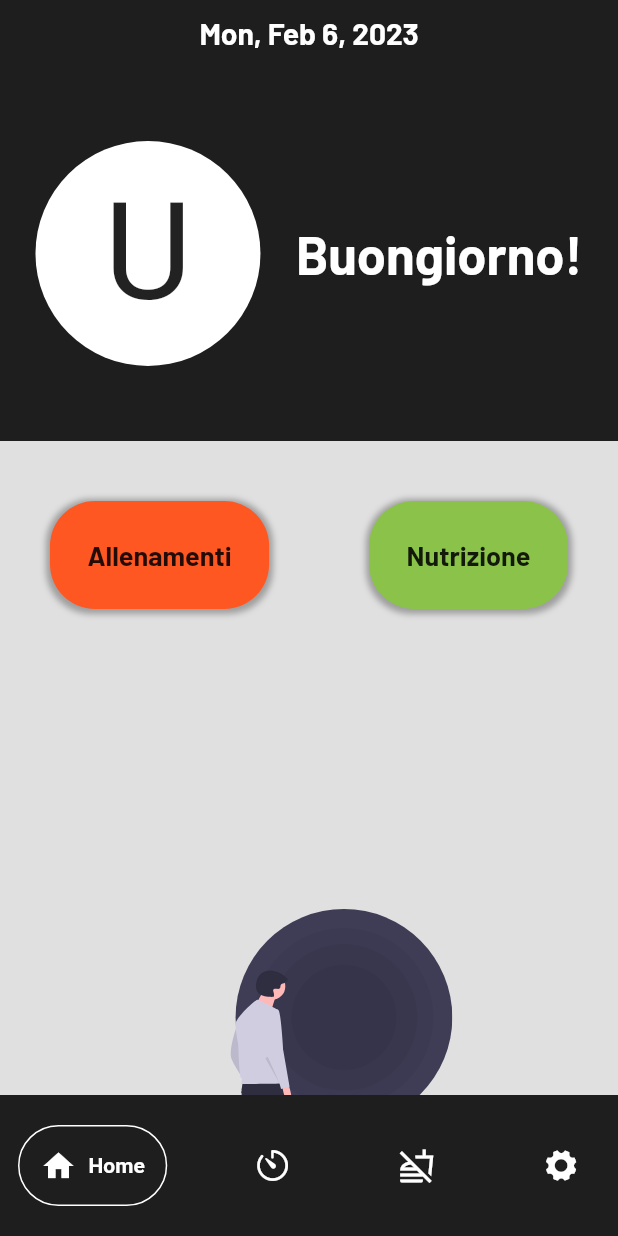
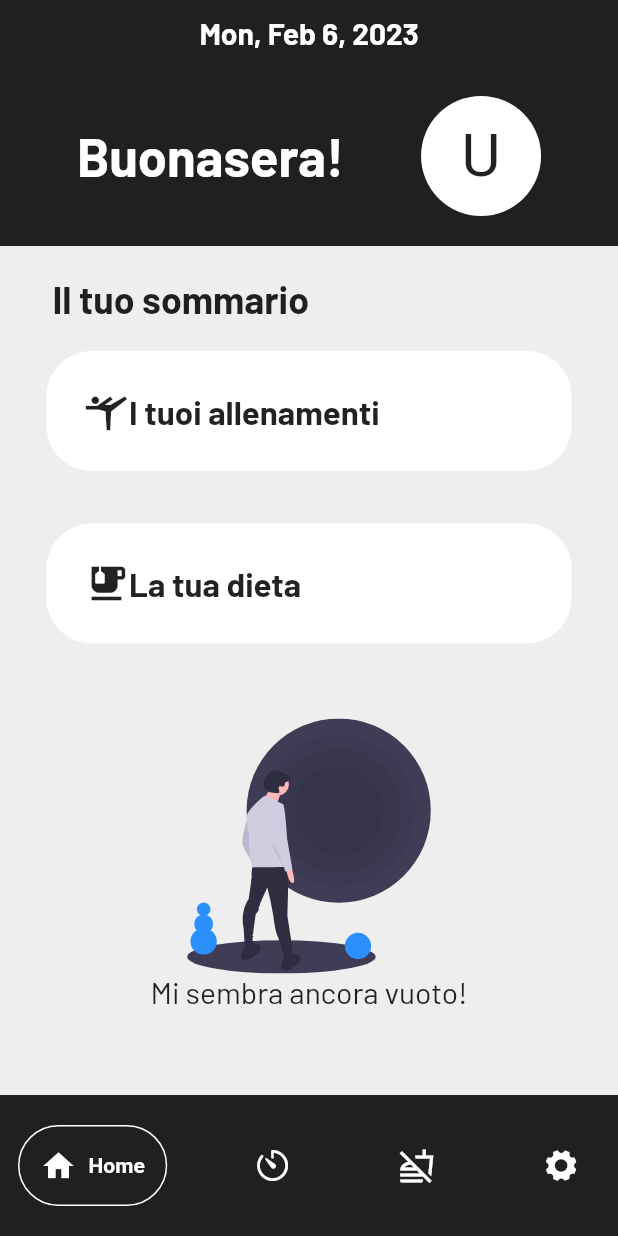
Before and after one commit to danchc/project01, a Flutter app: the screen it shows after launch, on a phone screen of 412 x 824 dp. Run offline on Flutter 3.47's test engine with Material 2 defaults, Android fonts, the phone set to English and light mode, and no system bars; drawn by our look-alikes of google_nav_bar; our stand-ins replace flutter_svg.

Commit message:
Aggiornata homepage
Effettuate migliorie

```diff
--- a/lib/components/my-card.dart
+++ b/lib/components/my-card.dart
@@ -4,30 +4,39 @@ class MyCard extends StatelessWidget {
 
   final String descrizione;
   final Color? colore;
+  final IconData? icona;
 
-  const MyCard({Key? key, required this.descrizione, required this.colore}) : super(key: key);
+  const MyCard({Key? key, required this.descrizione, required this.colore, required this.icona}) : super(key: key);
 
   @override
   Widget build(BuildContext context) {
-    return Container(
+    return Padding(
+      padding: const EdgeInsets.only(bottom: 35),
+      child: Container(
+        width: 350,
         decoration: BoxDecoration(
           color: colore,
           borderRadius: BorderRadius.circular(30),
-        boxShadow: const [BoxShadow(
-            color: Colors.grey,
-            spreadRadius: 2,
-            blurRadius: 3,
-            offset: Offset(0,1)
-        )],
         ),
         child: Padding(
           padding: const EdgeInsets.all(25.0),
-        child: Text(
+          child: Row(
+            children: [
+
+              Icon(
+                  icona,
+                size: 30,
+              ),
+
+              Text(
                 descrizione,
                 style: const TextStyle(
                   fontFamily: 'Barlow',
                   fontWeight: FontWeight.bold,
-            fontSize: 18,
+                  fontSize: 22,
+                ),
+              ),
+            ],
           ),
         ),
       ),
--- a/lib/pages/logged/home_page.dart
+++ b/lib/pages/logged/home_page.dart
@@ -23,7 +23,7 @@ class _HomePageState extends State<HomePage> {
   Widget build(BuildContext context) {
     return Scaffold(
       /* colore background */
-      backgroundColor: Colors.grey[300],
+      backgroundColor: Colors.grey[200],
 
       /* corpo principale */
       body: SafeArea(
@@ -51,32 +51,18 @@ class _HomePageState extends State<HomePage> {
                 /* header */
                 Container(
                   width: double.infinity,
-                  height: 250,
+                  height: 120,
                   child: Center(
                     child: Container(
                       color: Colors.black87,
                       child: Row(
                         mainAxisAlignment: MainAxisAlignment.spaceEvenly,
                         children: [
-                          Container(
-                            width: 150,
-                            alignment: Alignment.center,
-                            decoration: const BoxDecoration(
-                              shape: BoxShape.circle,
-                              color: Colors.white,
-                            ),
-                            child: const Text(
-                              'U',
-                              style: TextStyle(
-                                fontSize: 90,
-                              ),
-                            ),
-                          ),
 
                           /* frase saluto */
                           Container(
                             alignment: Alignment.center,
-                            child: ora < 13?
+                            child: ora > 13?
                             const Text(
                               'Buongiorno!',
                               style: TextStyle(
@@ -97,26 +83,58 @@ class _HomePageState extends State<HomePage> {
                               ),
                             ),
                           ),
+
+                          Container(
+                            width: 80,
+                            alignment: Alignment.center,
+                            decoration: const BoxDecoration(
+                              shape: BoxShape.circle,
+                              color: Colors.white,
+                            ),
+                            child: const Text(
+                              'U',
+                              style: TextStyle(
+                                fontSize: 40,
+                              ),
+                            ),
+                          ),
+
+
                         ],
                       ),
                     ),
                   ),
                 ),
 
-                const SizedBox(height: 40,),
+                Padding(
+                  padding: const EdgeInsets.symmetric(horizontal: 35.0, vertical: 20),
+                  child: Container(
+                    alignment: AlignmentDirectional.centerStart,
+                    child: const Text(
+                      'Il tuo sommario ',
+                      style: TextStyle(
+                        color: Colors.black87,
+                        fontSize: 25,
+                        fontWeight: FontWeight.bold,
+                        fontFamily: 'Barlow',
+                      ),
+                    ),
+                  ),
+                ),
 
-                Row(
-                  mainAxisAlignment: MainAxisAlignment.spaceAround,
+
+                Column(
+                  mainAxisAlignment: MainAxisAlignment.center,
                   children: const [
 
-                    MyCard(descrizione: 'Allenamenti', colore: Colors.deepOrange),
-                    MyCard(descrizione: 'Nutrizione', colore: Colors.lightGreen),
+                    MyCard(descrizione: 'I tuoi allenamenti', colore: Colors.white, icona: Icons.sports_gymnastics,),
+                    MyCard(descrizione: 'La tua dieta', colore: Colors.white, icona: Icons.emoji_food_beverage),
 
                   ],
                 ),
 
 
-                const SizedBox(height: 200,),
+                const SizedBox(height: 15,),
 
 
                 /* body */
@@ -124,7 +142,7 @@ class _HomePageState extends State<HomePage> {
                   children: [
                     Center(
                       child: SvgPicture.asset('assets/images/void.svg',
-                        height: 200,),
+                        height: 170,),
                     ),
 
                     const Padding(
```
Lines whose indentation alone changed are shown as unchanged.
